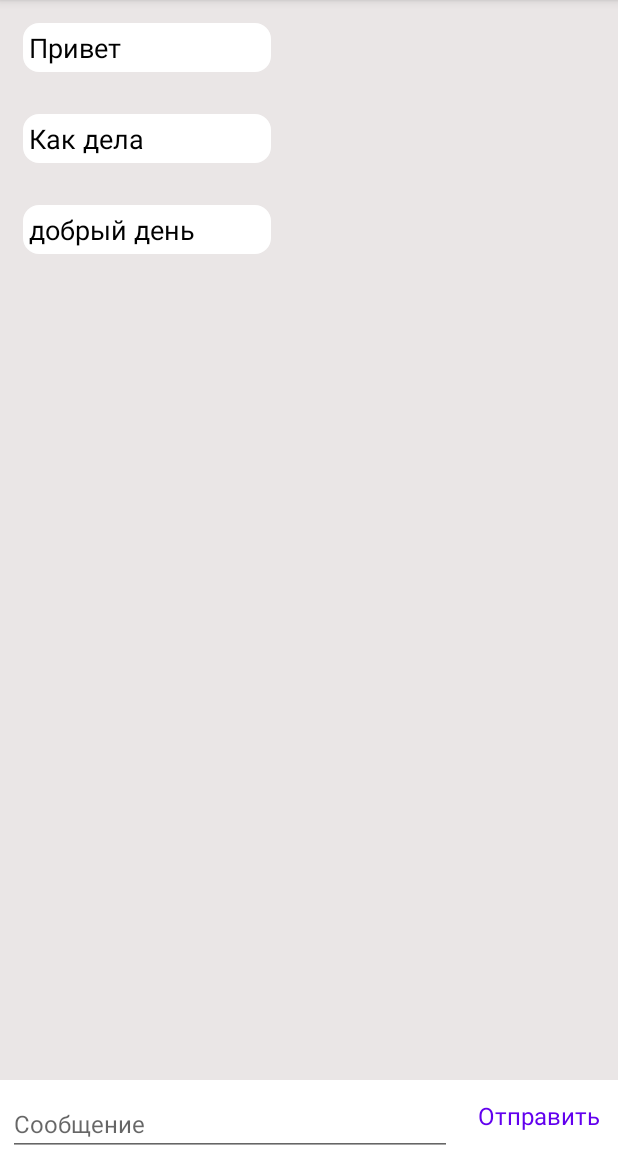
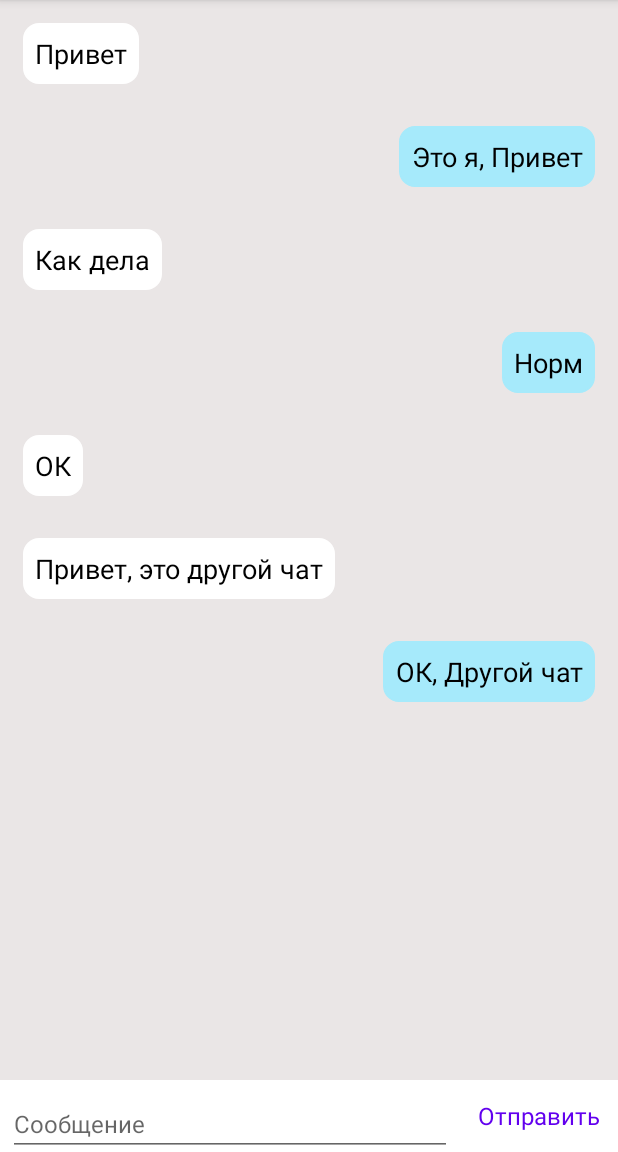
Before and after one commit to Paulik0182/chatApp, an Android app: the screen it shows after launch (RootActivity), after a tap on an icon or button, on a phone screen of 412 x 824 dp, the part 84-1236 px from its top. Run offline under Robolectric (Android 15) with nearby library versions, the phone set to English and light mode, and no system bars; our stand-ins replace RxJava; libraries missing offline, so code that uses them is left out: androidx.viewbinding.

Commit message:
Два типа разных view (используем разные item)

```diff
--- a/app/src/main/java/com/paulik/chatapp/data/ChatRepoImpl.kt
+++ b/app/src/main/java/com/paulik/chatapp/data/ChatRepoImpl.kt
@@ -13,7 +13,7 @@ class ChatRepoImpl : ChatRepo {
         ),
         ChatEntity(
             "11",
-            listOf("13"),
+            listOf("1"),
             null
         ),
         ChatEntity(
--- a/app/src/main/java/com/paulik/chatapp/data/MessageRepoImpl.kt
+++ b/app/src/main/java/com/paulik/chatapp/data/MessageRepoImpl.kt
@@ -19,23 +19,59 @@ class MessageRepoImpl : MessageRepo {
             false
         ),
         MessageEntity(
+            "21",
+            "Это я, Привет",
+            "1",
+            Calendar.getInstance().timeInMillis,
+            "10",
+            MessageStatus.LOADING,
+            true
+        ),
+        MessageEntity(
             "30",
             "Как дела",
-            "13",
+            "12",
             Calendar.getInstance().timeInMillis,
-            "11",
+            "10",
             MessageStatus.LOADING,
             false
         ),
         MessageEntity(
+            "31",
+            "Норм",
+            "1",
+            Calendar.getInstance().timeInMillis,
+            "10",
+            MessageStatus.LOADING,
+            true
+        ),
+        MessageEntity(
             "40",
-            "добрый день",
-            "15",
+            "ОК",
+            "12",
+            Calendar.getInstance().timeInMillis,
+            "10",
+            MessageStatus.LOADING,
+            false
+        ),
+        MessageEntity(
+            "410",
+            "Привет, это другой чат",
+            "44",
             Calendar.getInstance().timeInMillis,
             "25",
             MessageStatus.LOADING,
             false
-        )
+        ),
+        MessageEntity(
+            "42",
+            "ОК, Другой чат",
+            "1",
+            Calendar.getInstance().timeInMillis,
+            "25",
+            MessageStatus.LOADING,
+            true
+        ),
     )
 
     override fun sendMessage(chatId: String, text: String) {
--- a/app/src/main/java/com/paulik/chatapp/data/UserRepoImpl.kt
+++ b/app/src/main/java/com/paulik/chatapp/data/UserRepoImpl.kt
@@ -11,12 +11,12 @@ class UserRepoImpl : UsersRepo {
             "https://avatarko.ru/img/kartinka/11/Batman_10072.jpg" // todo
         ),
         UserEntity(
-            "13",
+            "1",
             "Mark",
             "https://avatarko.ru/img/kartinka/13/zhivotnye_tigr_12814.jpg" // todo
         ),
         UserEntity(
-            "25",
+            "44",
             "Jon",
             "https://avatarko.ru/img/kartinka/8/sobaka_prikol_7066.jpg" // todo
         )
--- /dev/null
+++ b/app/src/main/java/com/paulik/chatapp/ui/details/BaseMessageViewHolder.kt
@@ -0,0 +1,17 @@
+package com.paulik.chatapp.ui.details
+
+import android.content.Context
+import android.view.LayoutInflater
+import android.view.ViewGroup
+import androidx.recyclerview.widget.RecyclerView
+import com.paulik.chatapp.domain.entity.MessageEntity
+
+abstract class BaseMessageViewHolder(
+    parent: ViewGroup,
+    val context: Context,
+    private val layoutId: Int
+) : RecyclerView.ViewHolder(
+    LayoutInflater.from(parent.context).inflate(layoutId, parent, false)
+) {
+    abstract fun bind(messageEntity: MessageEntity)
+}
--- a/app/src/main/java/com/paulik/chatapp/ui/details/DetailsChatAdapter.kt
+++ b/app/src/main/java/com/paulik/chatapp/ui/details/DetailsChatAdapter.kt
@@ -6,10 +6,13 @@ import android.view.ViewGroup
 import androidx.recyclerview.widget.RecyclerView
 import com.paulik.chatapp.domain.entity.MessageEntity
 
+private const val MY_MESSAGE_TYPE = 0
+private const val NOT_MY_MESSAGE_TYPE = 1
+
 class DetailsChatAdapter(
     private var data: List<MessageEntity> = mutableListOf(),
     val context: Context,
-) : RecyclerView.Adapter<DetailsChatViewHolder>() {
+) : RecyclerView.Adapter<BaseMessageViewHolder>() {
 
     @SuppressLint("NotifyDataSetChanged")
     fun setData(chats: List<MessageEntity>) {
@@ -17,18 +20,35 @@ class DetailsChatAdapter(
         notifyDataSetChanged()
     }
 
-    override fun onCreateViewHolder(parent: ViewGroup, viewType: Int): DetailsChatViewHolder {
-        return DetailsChatViewHolder(
-            parent,
-            context
-        )
+    override fun onCreateViewHolder(parent: ViewGroup, viewType: Int): BaseMessageViewHolder {
+        // принимаем решение, что загружать
+        return when (viewType) {
+            MY_MESSAGE_TYPE -> {
+                MyMessageViewHolder(
+                    parent,
+                    context
+                )
+            }
+            NOT_MY_MESSAGE_TYPE -> {
+                NotMyMessageViewHolder(
+                    parent,
+                    context
+                )
+            } // todo пока сделано не совсем правильно
+            else -> throw IllegalStateException("Неизвестное сообщение")
+        }
+    }
+
+    override fun getItemViewType(position: Int): Int {
+        // если это мое то я возвращаю MY... иначе NOT_MY...
+        return if (getItem(position).mine) MY_MESSAGE_TYPE else NOT_MY_MESSAGE_TYPE
     }
 
     private fun getItem(position: Int): MessageEntity = data[position]
 
     override fun getItemCount(): Int = data.size
 
-    override fun onBindViewHolder(holder: DetailsChatViewHolder, position: Int) {
+    override fun onBindViewHolder(holder: BaseMessageViewHolder, position: Int) {
         holder.bind(getItem(position))
     }
 }
--- /dev/null
+++ b/app/src/main/java/com/paulik/chatapp/ui/details/MyMessageViewHolder.kt
@@ -0,0 +1,24 @@
+package com.paulik.chatapp.ui.details
+
+import android.content.Context
+import android.view.ViewGroup
+import com.paulik.chatapp.R
+import com.paulik.chatapp.databinding.ItemMessagesMyBinding
+import com.paulik.chatapp.domain.entity.MessageEntity
+
+class MyMessageViewHolder(
+    parent: ViewGroup,
+    context: Context,
+) : BaseMessageViewHolder(
+    parent, context, R.layout.item_messages_my
+) {
+
+    private val binding: ItemMessagesMyBinding = ItemMessagesMyBinding.bind(itemView)
+    private lateinit var messageEntity: MessageEntity
+
+    override fun bind(messageEntity: MessageEntity) {
+        this.messageEntity = messageEntity
+
+        binding.textMessageSentTextView.text = messageEntity.text
+    }
+}
--- a/app/src/main/java/com/paulik/chatapp/ui/details/DetailsChatViewHolder.kt
+++ b/app/src/main/java/com/paulik/chatapp/ui/details/NotMyMessageViewHolder.kt
@@ -1,27 +1,24 @@
 package com.paulik.chatapp.ui.details
 
 import android.content.Context
-import android.view.LayoutInflater
 import android.view.ViewGroup
-import androidx.recyclerview.widget.RecyclerView
 import com.paulik.chatapp.R
 import com.paulik.chatapp.databinding.ItemMessagesNotMyBinding
 import com.paulik.chatapp.domain.entity.MessageEntity
 
-class DetailsChatViewHolder(
+class NotMyMessageViewHolder(
     parent: ViewGroup,
-    val context: Context,
-) : RecyclerView.ViewHolder(
-    LayoutInflater.from(parent.context).inflate(R.layout.item_messages_not_my, parent, false)
+    context: Context,
+) : BaseMessageViewHolder(
+    parent, context, R.layout.item_messages_not_my
 ) {
 
     private val binding: ItemMessagesNotMyBinding = ItemMessagesNotMyBinding.bind(itemView)
     private lateinit var messageEntity: MessageEntity
 
-    fun bind(messageEntity: MessageEntity) {
+    override fun bind(messageEntity: MessageEntity) {
         this.messageEntity = messageEntity
 
         binding.textMessageReceivedTextView.text = messageEntity.text
     }
-
 }
--- /dev/null
+++ b/app/src/main/res/drawable/bg_chat_border_my.xml
@@ -0,0 +1,13 @@
+<?xml version="1.0" encoding="utf-8"?>
+<shape xmlns:android="http://schemas.android.com/apk/res/android"
+    android:shape="rectangle"
+    android:tint="@color/cyan">
+    <stroke
+        android:width="1dp"
+        android:color="@color/black" />
+    <corners
+        android:bottomLeftRadius="10dp"
+        android:bottomRightRadius="10dp"
+        android:radius="10dp"
+        android:topRightRadius="10dp" />
+</shape>
--- a/app/src/main/res/drawable/border.xml
+++ b/app/src/main/res/drawable/bg_chat_border_not_my.xml
@@ -3,7 +3,7 @@
     android:shape="rectangle"
     android:tint="@color/white">
     <stroke
-        android:width="1dip"
+        android:width="1dp"
         android:color="@color/black" />
     <corners
         android:bottomLeftRadius="10dp"
--- a/app/src/main/res/layout/item_messages_my.xml
+++ b/app/src/main/res/layout/item_messages_my.xml
@@ -3,6 +3,7 @@
     xmlns:app="http://schemas.android.com/apk/res-auto"
     android:layout_width="match_parent"
     android:layout_height="wrap_content"
+    xmlns:tools="http://schemas.android.com/tools"
     android:background="@color/gray">
 
     <TextView
@@ -10,10 +11,10 @@
         android:layout_width="wrap_content"
         android:layout_height="wrap_content"
         android:layout_margin="14dp"
-        android:background="@drawable/border"
+        android:background="@drawable/bg_chat_border_my"
         android:gravity="end"
-        android:hint="Текст мой"
-        android:padding="4dp"
+        android:padding="8dp"
+        tools:text="Текст мой"
         android:textColor="@color/black"
         android:textSize="18sp"
         app:layout_constraintBottom_toBottomOf="parent"
--- a/app/src/main/res/layout/item_messages_not_my.xml
+++ b/app/src/main/res/layout/item_messages_not_my.xml
@@ -3,6 +3,7 @@
     xmlns:app="http://schemas.android.com/apk/res-auto"
     android:layout_width="match_parent"
     android:layout_height="wrap_content"
+    xmlns:tools="http://schemas.android.com/tools"
     android:background="@color/gray">
 
     <TextView
@@ -10,10 +11,10 @@
         android:layout_width="wrap_content"
         android:layout_height="wrap_content"
         android:layout_margin="14dp"
-        android:background="@drawable/border"
+        android:background="@drawable/bg_chat_border_not_my"
         android:gravity="start"
-        android:hint="Текст полученный"
-        android:padding="4dp"
+        android:padding="8dp"
+        tools:text="Текст полученный"
         android:textColor="@color/black"
         android:textSize="18sp"
         app:layout_constraintBottom_toBottomOf="parent"
--- a/app/src/main/res/values/colors.xml
+++ b/app/src/main/res/values/colors.xml
@@ -8,4 +8,5 @@
     <color name="black">#FF000000</color>
     <color name="white">#FFFFFFFF</color>
     <color name="gray">#EAE6E6</color>
+    <color name="cyan">#A6EAFB</color>
 </resources>
```
